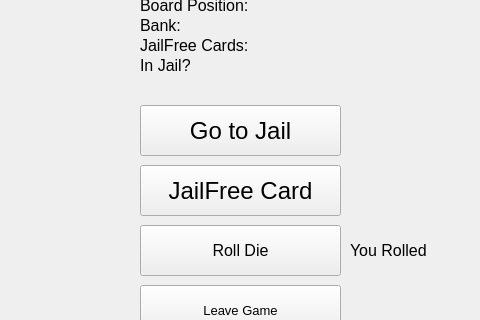
First picture: the form in Monopoly/Monopoly_graphics/mainwindow.ui, repository ppate67/NetworkBoardGames, before the edit; both pictures show x 670 to 1150 and y 312 to 632 of the 1288 by 789 pixel window.
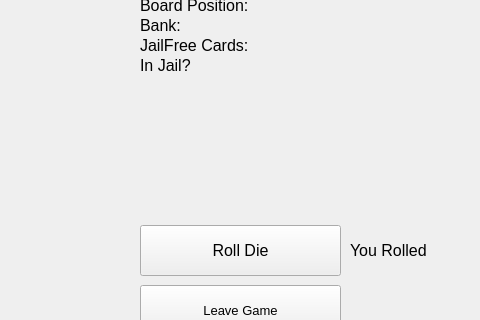
Second picture: the form after the edit. Icons and pictures are not drawn.

Commit message:
Updated paying rent and added win condition
Updated paying rent and added win condition. Cleaned up the ui and also
fixed the go to jail function. Increased the rent by 10x and Made
starting cash $2000

What changed in the file:
```diff
--- a/Monopoly/Monopoly_graphics/mainwindow.ui
+++ b/Monopoly/Monopoly_graphics/mainwindow.ui
@@ -586,32 +586,6 @@
      <string>In Jail?</string>
     </property>
    </widget>
-   <widget class="QPushButton" name="pushButton_3">
-    <property name="geometry">
-     <rect>
-      <x>810</x>
-      <y>400</y>
-      <width>201</width>
-      <height>51</height>
-     </rect>
-    </property>
-    <property name="text">
-     <string>Go to Jail</string>
-    </property>
-   </widget>
-   <widget class="QPushButton" name="pushButton_4">
-    <property name="geometry">
-     <rect>
-      <x>810</x>
-      <y>460</y>
-      <width>201</width>
-      <height>51</height>
-     </rect>
-    </property>
-    <property name="text">
-     <string>JailFree Card</string>
-    </property>
-   </widget>
    <widget class="QLabel" name="label_3">
     <property name="geometry">
      <rect>
```
Left out of the diff: 4 changed lines with no effect on the pictures. The commit also changes 2 other files.
